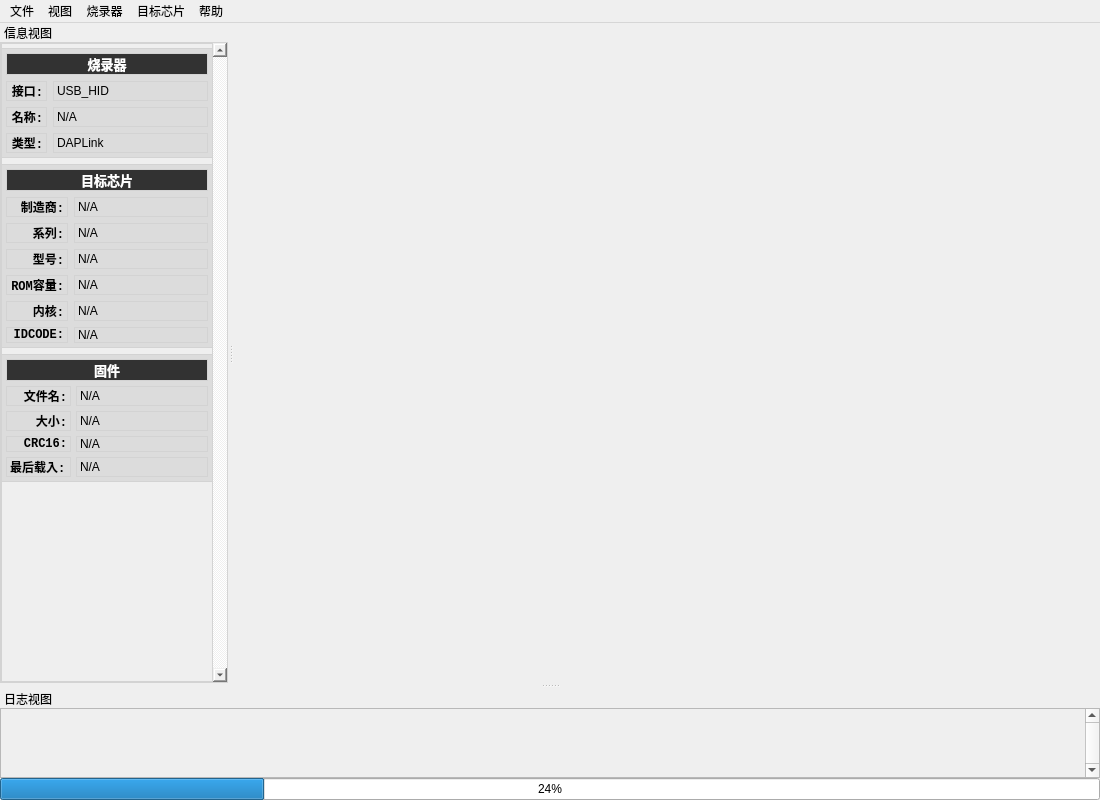
Qt form src/mainwindow.ui (ma6254/QDAP) before a commit.
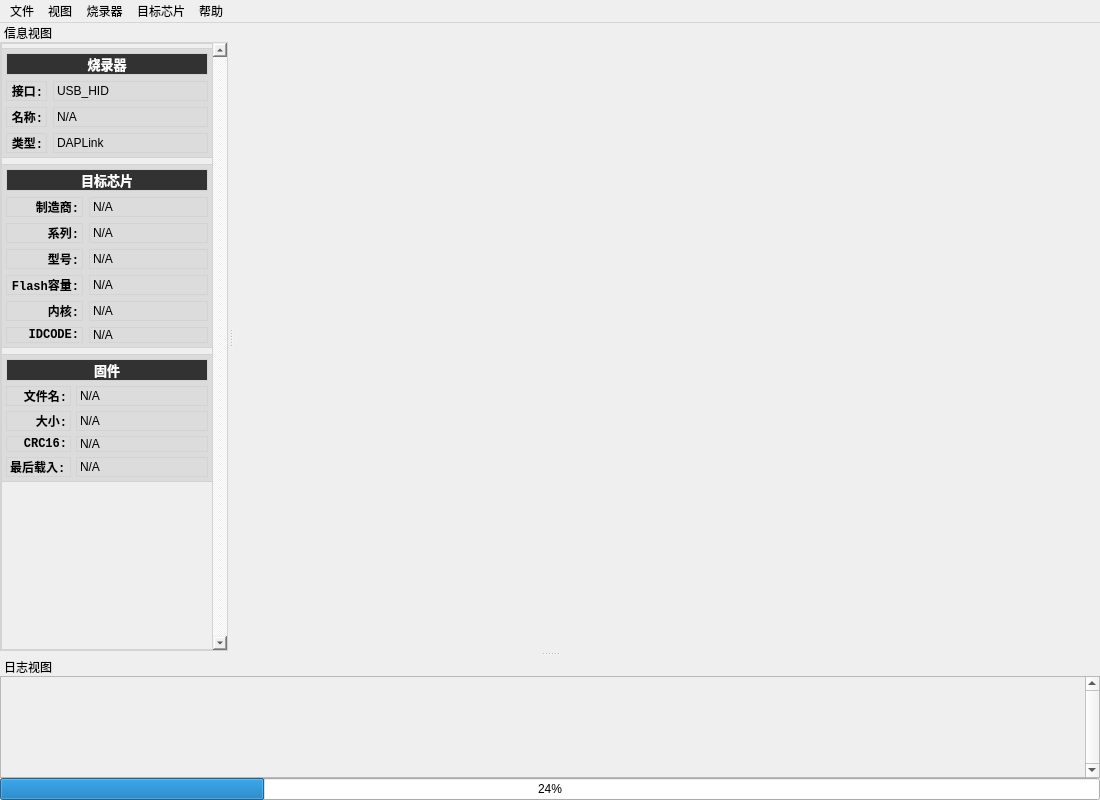
The same form after that commit.

Diff of the .ui file:
```diff
--- a/src/mainwindow.ui
+++ b/src/mainwindow.ui
@@ -208,11 +208,11 @@
          <rect>
           <x>0</x>
           <y>0</y>
-          <width>217</width>
-          <height>577</height>
+          <width>209</width>
+          <height>610</height>
          </rect>
         </property>
-        <layout class="QVBoxLayout" name="verticalLayout_3">
+        <layout class="QVBoxLayout" name="verticalLayout_3" stretch="0,0,0,1">
          <property name="leftMargin">
           <number>0</number>
          </property>
@@ -436,11 +436,12 @@
                 <property name="font">
                  <font>
                   <family>Courier New</family>
+                  <italic>false</italic>
                   <bold>true</bold>
                  </font>
                 </property>
                 <property name="text">
-                 <string>ROM容量:</string>
+                 <string>Flash容量:</string>
                 </property>
                 <property name="alignment">
                  <set>Qt::AlignRight|Qt::AlignTrailing|Qt::AlignVCenter</set>
@@ -468,6 +469,7 @@
                 <property name="font">
                  <font>
                   <family>Courier New</family>
+                  <italic>false</italic>
                   <bold>true</bold>
                  </font>
                 </property>
@@ -484,6 +486,7 @@
                 <property name="font">
                  <font>
                   <family>Courier New</family>
+                  <italic>false</italic>
                   <bold>true</bold>
                  </font>
                 </property>
@@ -500,6 +503,7 @@
                 <property name="font">
                  <font>
                   <family>Courier New</family>
+                  <italic>false</italic>
                   <bold>true</bold>
                  </font>
                 </property>
@@ -522,6 +526,9 @@
                 <property name="text">
                  <string>N/A</string>
                 </property>
+                <property name="textFormat">
+                 <enum>Qt::TextFormat::MarkdownText</enum>
+                </property>
                 <property name="margin">
                  <number>2</number>
                 </property>
@@ -586,6 +593,9 @@
                 <property name="text">
                  <string>N/A</string>
                 </property>
+                <property name="textFormat">
+                 <enum>Qt::TextFormat::MarkdownText</enum>
+                </property>
                 <property name="margin">
                  <number>2</number>
                 </property>
@@ -596,6 +606,7 @@
                 <property name="font">
                  <font>
                   <family>Courier New</family>
+                  <italic>false</italic>
                   <bold>true</bold>
                  </font>
                 </property>
@@ -612,6 +623,7 @@
                 <property name="font">
                  <font>
                   <family>Courier New</family>
+                  <italic>false</italic>
                   <bold>true</bold>
                  </font>
                 </property>
@@ -851,7 +863,7 @@
    <property name="minimumSize">
     <size>
      <width>215</width>
-     <height>0</height>
+     <height>143</height>
     </size>
    </property>
    <property name="floating">
@@ -920,8 +932,8 @@
          <rect>
           <x>0</x>
           <y>0</y>
-          <width>1077</width>
-          <height>342</height>
+          <width>1081</width>
+          <height>95</height>
          </rect>
         </property>
         <layout class="QVBoxLayout" name="verticalLayout_6">
```
Left out of the diff: 130 changed lines with no effect on the pictures.
